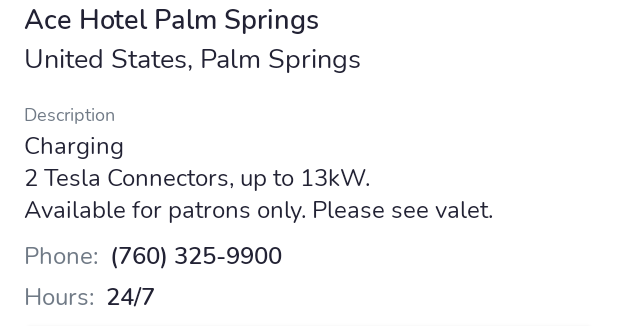
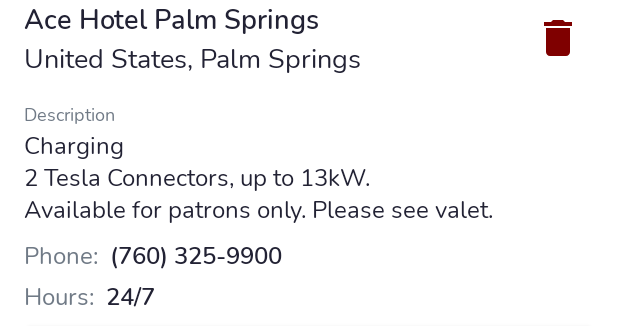
Before and after one commit to thejunglegiant/TeslaStations, an Android app: the layout bottom_sheet_dialog_layout.xml on its own in the app's theme, with its tools: preview values and no code run, on a phone screen of 412 x 824 dp, the part 68-394 px from its top. Run offline under Robolectric (Android 15) with nearby library versions, the phone set to English and light mode, and no system bars.

Commit message:
added delete and undo buttons

```diff
--- a/app/src/main/java/com/thejunglegiant/teslastations/data/database/AppDatabase.kt
+++ b/app/src/main/java/com/thejunglegiant/teslastations/data/database/AppDatabase.kt
@@ -2,10 +2,13 @@ package com.thejunglegiant.teslastations.data.database
 
 import androidx.room.Database
 import androidx.room.RoomDatabase
+import androidx.room.TypeConverters
+import com.thejunglegiant.teslastations.data.database.converters.StatusConverter
 import com.thejunglegiant.teslastations.data.database.dao.StationsDao
 import com.thejunglegiant.teslastations.domain.entity.StationEntity
 
 @Database(entities = [StationEntity::class], version = 1)
+@TypeConverters(StatusConverter::class)
 abstract class AppDatabase : RoomDatabase() {
     abstract fun stationsDao(): StationsDao
 }
--- a/app/src/main/java/com/thejunglegiant/teslastations/domain/entity/StationEntity.kt
+++ b/app/src/main/java/com/thejunglegiant/teslastations/domain/entity/StationEntity.kt
@@ -6,7 +6,6 @@ import androidx.room.Ignore
 import androidx.room.PrimaryKey
 import com.google.android.gms.maps.model.LatLng
 import com.google.maps.android.clustering.ClusterItem
-import java.io.Serializable
 
 @Entity(tableName = "station")
 data class StationEntity(
@@ -22,8 +21,11 @@ data class StationEntity(
     val state: String,
     val region: String,
     val description: String,
+    val status: Status = Status.VISIBLE,
     @Embedded val contact: ContactEntity?
 ) : ClusterItem {
+
+    enum class Status { VISIBLE, HIDDEN }
 
     @Ignore
     override fun getPosition(): LatLng = LatLng(latitude, longitude)
--- a/app/src/main/java/com/thejunglegiant/teslastations/domain/repository/IStationsRepository.kt
+++ b/app/src/main/java/com/thejunglegiant/teslastations/domain/repository/IStationsRepository.kt
@@ -9,5 +9,9 @@ interface IStationsRepository {
 
     suspend fun fetchStations(): List<StationEntity>
 
+    suspend fun hideStation(station: StationEntity): StationEntity
+
+    suspend fun showStation(station: StationEntity): StationEntity
+
     suspend fun getDirection(from: LatLng, to: LatLng): Pair<LatLngBounds, String>?
 }
--- a/app/src/main/java/com/thejunglegiant/teslastations/presentation/map/models/MapEvent.kt
+++ b/app/src/main/java/com/thejunglegiant/teslastations/presentation/map/models/MapEvent.kt
@@ -7,7 +7,8 @@ sealed class MapEvent {
     object EnterScreen : MapEvent()
     object ReloadScreen : MapEvent()
     object MapModeClicked : MapEvent()
+    object ItemDirectionClicked : MapEvent()
     data class ItemClicked(val item: StationEntity) : MapEvent()
-    object ItemDirectionClicked : MapEvent()
+    data class ItemDeleteClicked(val item: StationEntity) : MapEvent()
     data class ItemDirectionFound(val from: LatLng, val to: LatLng) : MapEvent()
 }
--- /dev/null
+++ b/app/src/main/res/drawable/ic_delete.xml
@@ -0,0 +1,10 @@
+<vector xmlns:android="http://schemas.android.com/apk/res/android"
+    android:width="32dp"
+    android:height="32dp"
+    android:tint="@color/maroon"
+    android:viewportWidth="24"
+    android:viewportHeight="24">
+    <path
+        android:fillColor="@android:color/white"
+        android:pathData="M6,19c0,1.1 0.9,2 2,2h8c1.1,0 2,-0.9 2,-2V7H6v12zM19,4h-3.5l-1,-1h-5l-1,1H5v2h14V4z" />
+</vector>
--- a/app/src/main/res/layout/bottom_sheet_dialog_layout.xml
+++ b/app/src/main/res/layout/bottom_sheet_dialog_layout.xml
@@ -38,11 +38,12 @@
         android:id="@+id/title"
         android:layout_width="0dp"
         android:layout_height="wrap_content"
+        android:layout_marginEnd="@dimen/spacing_2"
         android:fontFamily="@font/nunito_semibold"
         android:maxLines="1"
         android:textColor="@color/gunMetal"
         android:textSize="@dimen/text.size.large"
-        app:layout_constraintEnd_toEndOf="parent"
+        app:layout_constraintEnd_toStartOf="@+id/btn_delete_station"
         app:layout_constraintStart_toStartOf="@id/station_title_hint"
         app:layout_constraintTop_toBottomOf="@id/station_title_hint"
         tools:text="Ace Hotel Palm Springs" />
@@ -55,10 +56,20 @@
         android:maxLines="1"
         android:textColor="@color/gunMetal"
         android:textSize="@dimen/text.size.large"
-        app:layout_constraintEnd_toEndOf="parent"
+        app:layout_constraintEnd_toEndOf="@+id/title"
         app:layout_constraintStart_toStartOf="@id/station_title_hint"
         app:layout_constraintTop_toBottomOf="@id/title"
         tools:text="United States, Palm Springs" />
+
+    <ImageButton
+        android:id="@+id/btn_delete_station"
+        android:layout_width="48dp"
+        android:layout_height="48dp"
+        android:background="?attr/selectableItemBackgroundBorderless"
+        android:src="@drawable/ic_delete"
+        app:layout_constraintBottom_toTopOf="@+id/description_title"
+        app:layout_constraintEnd_toEndOf="parent"
+        app:layout_constraintTop_toTopOf="@+id/station_title_hint" />
 
     <TextView
         android:id="@+id/description_title"
@@ -148,8 +159,8 @@
         android:layout_width="0dp"
         android:layout_height="wrap_content"
         android:layout_marginTop="@dimen/spacing_1"
+        android:layout_marginBottom="@dimen/spacing_2"
         android:text="@string/station_direction"
-        android:layout_marginBottom="@dimen/spacing_2"
         app:layout_constraintBottom_toBottomOf="parent"
         app:layout_constraintEnd_toEndOf="@+id/description_hours_section"
         app:layout_constraintStart_toStartOf="@+id/description_hours_section"
--- a/app/src/main/res/values/strings.xml
+++ b/app/src/main/res/values/strings.xml
@@ -12,4 +12,7 @@
     <string name="error_no_direction">There is no route available right now</string>
     <string name="error_no_items_found">No stations were found!</string>
     <string name="error_something_went_wrong">Something went wrong</string>
+    <string name="error_item_delete">Item cannot be deleted</string>
+    <string name="undo">Undo</string>
+    <string name="station_deleted">The station was deleted</string>
 </resources>
--- a/app/src/main/res/values/themes.xml
+++ b/app/src/main/res/values/themes.xml
@@ -29,7 +29,7 @@
         <item name="android:textSize">@dimen/text.size.medium</item>
         <item name="backgroundTint">@color/thunderbird</item>
         <item name="android:letterSpacing">0.01</item>
-        <item name="android:background">@drawable/shape_blue_button_state</item>
+        <item name="android:background">@drawable/shape_primary_button_state</item>
         <item name="android:fontFamily">@font/nunito_bold</item>
         <item name="android:includeFontPadding">false</item>
     </style>
```
Also changed, not shown: app/src/main/java/com/thejunglegiant/teslastations/data/database/converters/StatusConverter.kt (added, +15 -0 lines), app/src/main/java/com/thejunglegiant/teslastations/data/database/dao/StationsDao.kt (+7 -0 lines), app/src/main/java/com/thejunglegiant/teslastations/data/repository/StationsRepository.kt (+15 -2 lines), app/src/main/java/com/thejunglegiant/teslastations/presentation/map/MapFragment.kt (+54 -21 lines), app/src/main/java/com/thejunglegiant/teslastations/presentation/map/MapViewModel.kt (+31 -3 lines), app/src/main/java/com/thejunglegiant/teslastations/presentation/map/models/MapViewState.kt (+6 -2 lines), app/src/main/java/com/thejunglegiant/teslastations/presentation/splash/SplashFragment.kt (+6 -6 lines), app/src/main/res/drawable-v24/shape_primary_button_state.xml (renamed from app/src/main/res/drawable-v24/shape_blue_button_state.xml).
